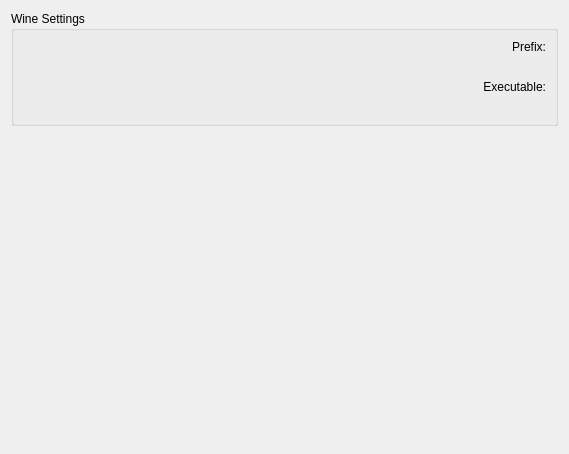
Old version of the form resources/ui/components/tabs/settings/linux.ui in the repository RareDevs/Rare.
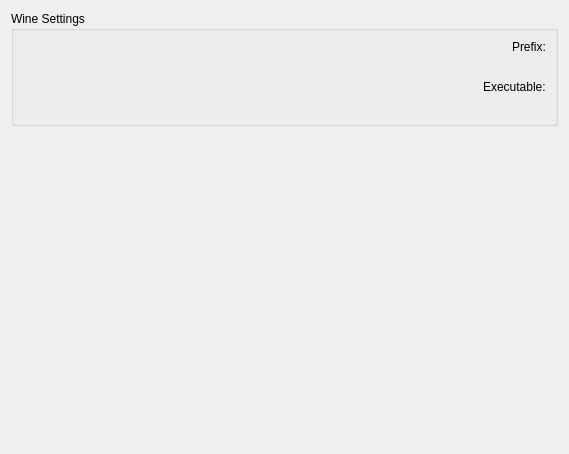
New version of the form.

Commit message: Use widget alignment instead of label alignment

```diff
--- a/resources/ui/components/tabs/settings/linux.ui
+++ b/resources/ui/components/tabs/settings/linux.ui
@@ -33,24 +33,18 @@
       <string>Wine Settings</string>
      </property>
      <layout class="QGridLayout" name="wine_layout">
-      <item row="2" column="0">
+      <item row="2" column="0" alignment="Qt::AlignRight">
        <widget class="QLabel" name="exec_label">
         <property name="text">
          <string>Executable:</string>
         </property>
-        <property name="alignment">
-         <set>Qt::AlignRight|Qt::AlignTrailing|Qt::AlignVCenter</set>
-        </property>
        </widget>
       </item>
-      <item row="0" column="0">
+      <item row="0" column="0" alignment="Qt::AlignRight">
        <widget class="QLabel" name="prefix_label">
         <property name="text">
          <string>Prefix:</string>
         </property>
-        <property name="alignment">
-         <set>Qt::AlignRight|Qt::AlignTrailing|Qt::AlignVCenter</set>
-        </property>
        </widget>
       </item>
       <item row="1" column="0">
```
The commit also changes 9 other files.
